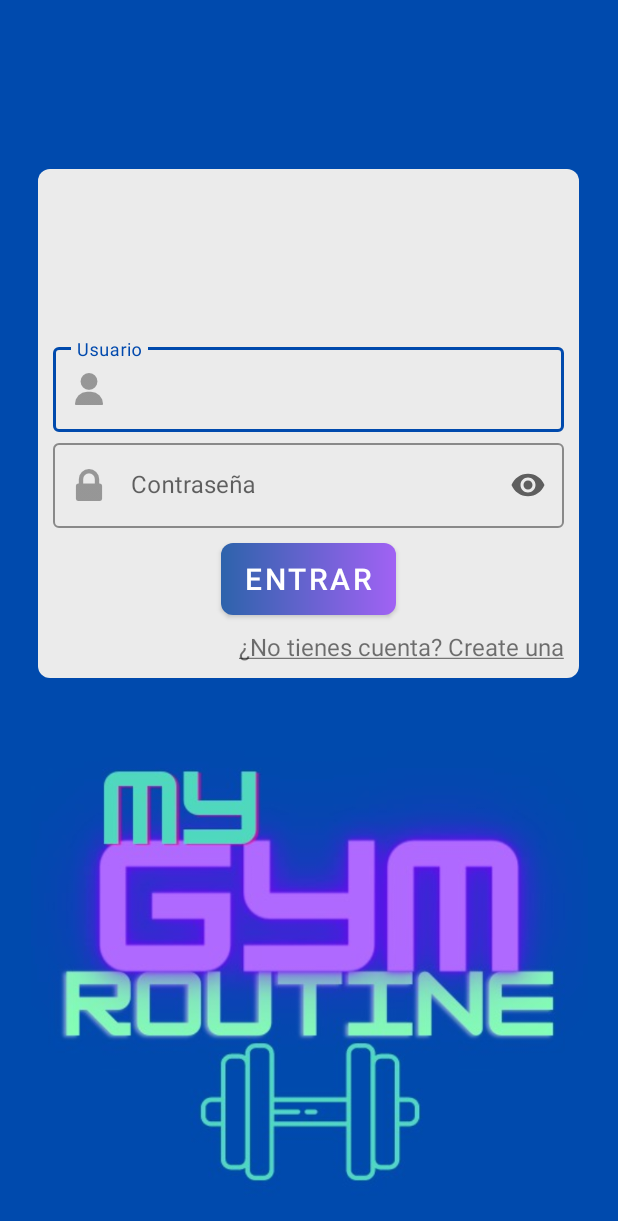
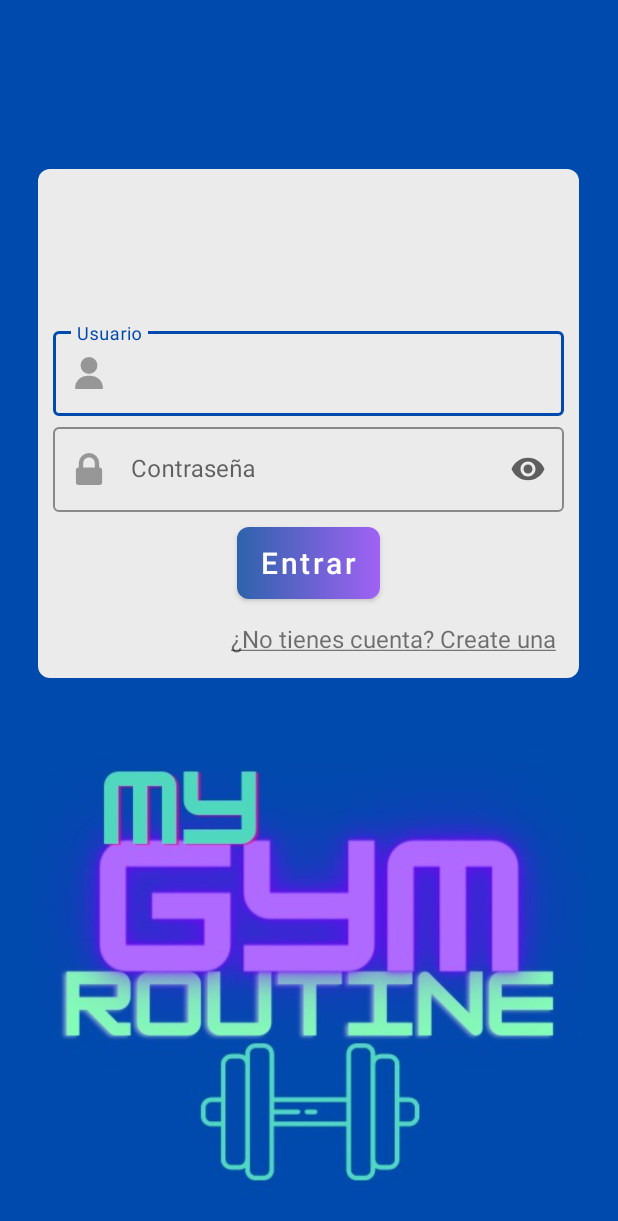
Before and after one commit to paf106/MyGymRoutine, an Android app: the LogInActivity screen opened directly, with no data from a screen before it, on a phone screen of 412 x 824 dp. Shown: the top 1221 px of the screen. Run offline under Robolectric (Android 15) with nearby library versions, the phone set to English and light mode, and no system bars.

Commit message:
Some styles changed

```diff
--- a/MyApp/app/src/main/res/layout/log_in_activity.xml
+++ b/MyApp/app/src/main/res/layout/log_in_activity.xml
@@ -91,6 +91,7 @@
                     app:backgroundTint="@null"
                     android:background="@drawable/custom_button"
                     android:text="Entrar"
+                    android:textAllCaps="false"
                     android:layout_marginTop="10dp"
                     android:layout_marginBottom="10dp"
                     android:textSize="20dp"></Button>
@@ -101,8 +102,9 @@
                     android:layout_height="wrap_content"
                     android:layout_gravity="end"
                     android:text="@string/createAccountText"
-                    android:textSize="16dp"
-                    android:clickable="true"></TextView>
+                     android:padding="5dp"
+                    android:textSize="16sp"
+                     ></TextView>
             </LinearLayout>
         </LinearLayout>
 
```
